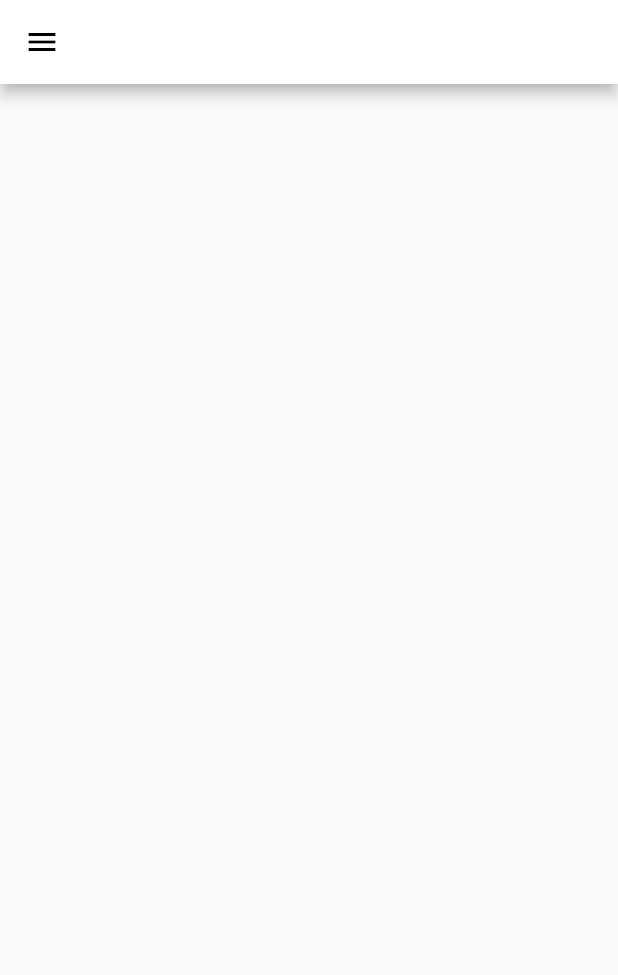
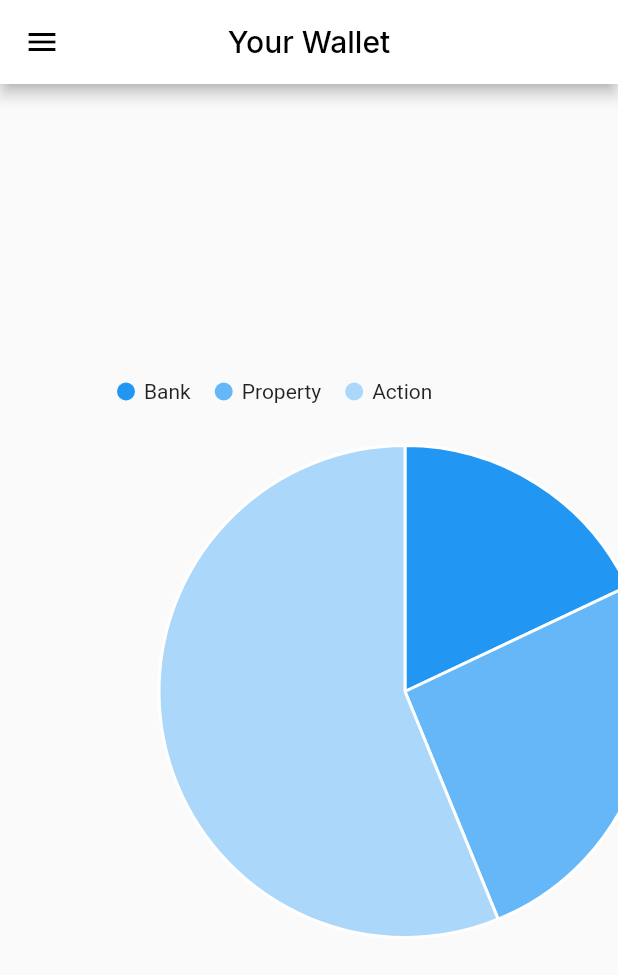
Before and after one commit to GabrielVScalese/Web-Futter, a Flutter app: the HomePage screen opened directly, on a phone screen of 412 x 824 dp. Shown: the top 975 px of the screen. Run offline on Flutter 3.47's test engine with Material 2 defaults, Android fonts, the phone set to English and light mode, and no system bars; our stand-ins replace charts_flutter, google_fonts.

Commit message:
Updated Home Page

```diff
--- a/project/lib/pages/home_page.dart
+++ b/project/lib/pages/home_page.dart
@@ -1,6 +1,8 @@
 import 'package:flutter/cupertino.dart';
 import 'package:flutter/material.dart';
+import 'package:flutter/rendering.dart';
 import 'package:google_fonts/google_fonts.dart';
+import 'package:charts_flutter/flutter.dart' as charts;
 
 class HomePage extends StatefulWidget {
   @override
@@ -8,6 +10,39 @@ class HomePage extends StatefulWidget {
 }
 
 class _HomePageState extends State<HomePage> {
+  List<charts.Series<Investment, String>> _seriesData;
+
+  List<Coin> coins = [
+    Coin('Dollar', 15),
+    Coin('Pound', 20),
+    Coin('Libra', 5),
+    Coin('Real', 40)
+  ];
+
+  _generateData() {
+    var data = [
+      new Investment('Bank', 16),
+      new Investment('Property', 23),
+      new Investment('Action', 50)
+    ];
+
+    _seriesData.add(charts.Series<Investment, String>(
+      id: 'Linear Sales',
+      domainFn: (Investment sales, _) => sales.type,
+      measureFn: (Investment sales, _) => sales.value,
+      data: data,
+      fillPatternFn: (_, __) => charts.FillPatternType.solid,
+    ));
+  }
+
+  @override
+  void initState() {
+    super.initState();
+    // ignore: deprecated_member_use
+    _seriesData = List<charts.Series<Investment, String>>();
+    _generateData();
+  }
+
   @override
   Widget build(BuildContext context) {
     return Scaffold(
@@ -63,8 +98,85 @@ class _HomePageState extends State<HomePage> {
         iconTheme: IconThemeData(color: Colors.black),
         backgroundColor: Colors.white,
         centerTitle: true,
+        title: Text(
+          'Your Wallet',
+          style: GoogleFonts.inter(color: Colors.black),
+        ),
       ),
-      body: Container(),
+      body: SingleChildScrollView(
+        scrollDirection: Axis.horizontal,
+        child: Row(
+          children: [
+            Container(
+              margin: EdgeInsets.only(left: 70, top: 10),
+              width: 400,
+              height: 400,
+              child: charts.PieChart(
+                _seriesData,
+                animate: true,
+                behaviors: [
+                  new charts.DatumLegend(
+                    showMeasures: true,
+                    legendDefaultMeasure:
+                        charts.LegendDefaultMeasure.firstValue,
+                    // Optionally provide a measure formatter to format the measure value.
+                    // If none is specified the value is formatted as a decimal.
+                    measureFormatter: (num value) {
+                      return value == null ? '-' : '${value}%';
+                    },
+                  )
+                ],
+                animationDuration: Duration(seconds: 2),
+              ),
+            ),
+            VerticalDivider(
+              indent: 50,
+              endIndent: 50,
+            ),
+            Container(
+              padding: EdgeInsets.only(right: 30),
+              margin: EdgeInsets.only(left: 30),
+              height: 400,
+              width: 400,
+              child: ListView.builder(
+                  itemCount: coins.length,
+                  itemBuilder: (BuildContext context, int index) {
+                    return Container(
+                      height: 50,
+                      child: Card(
+                          elevation: 10,
+                          child: Row(
+                            children: [
+                              Container(
+                                  padding: EdgeInsets.only(left: 10, right: 20),
+                                  child: Text(coins[index].name)),
+                            ],
+                          )),
+                      margin: EdgeInsets.only(bottom: 30),
+                    );
+                  }),
+            ),
+            VerticalDivider(
+              indent: 50,
+              endIndent: 50,
+            ),
+          ],
+        ),
+      ),
     );
   }
 }
+
+class Investment {
+  String type;
+  int value;
+
+  Investment(this.type, this.value);
+}
+
+class Coin {
+  String name;
+  int appreciation;
+
+  Coin(this.name, this.appreciation);
+}
```
Also changed, not shown: project/pubspec.lock.
